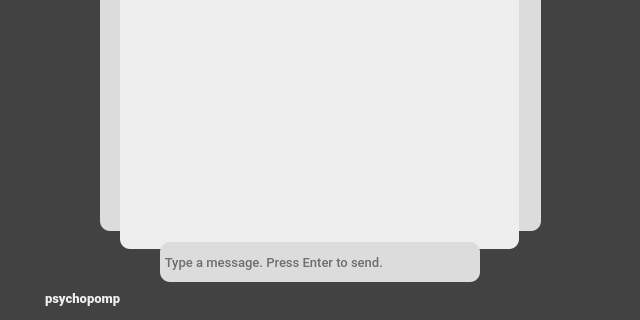
First picture: the form in mainwindow.ui, repository 1robertslattery/psychopomp, before the edit; both pictures show x 0 to 640 and y 160 to 480 of the 640 by 480 pixel window.
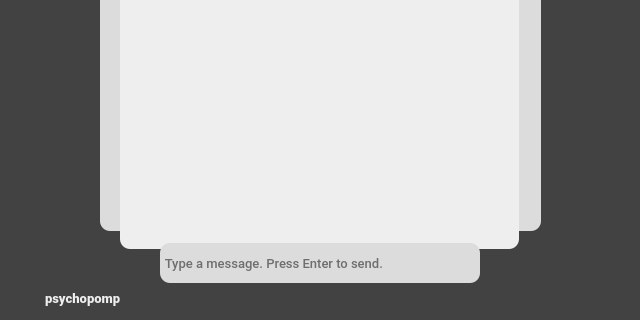
Second picture: the form after the edit. The open tabs and pages were chosen to show the change. Icons and pictures are not drawn.

```diff
--- a/mainwindow.ui
+++ b/mainwindow.ui
@@ -174,7 +174,7 @@
      <property name="geometry">
       <rect>
        <x>160</x>
-       <y>402</y>
+       <y>403</y>
        <width>320</width>
        <height>40</height>
       </rect>
```
Left out of the diff: 14 changed lines with no effect on the pictures.
